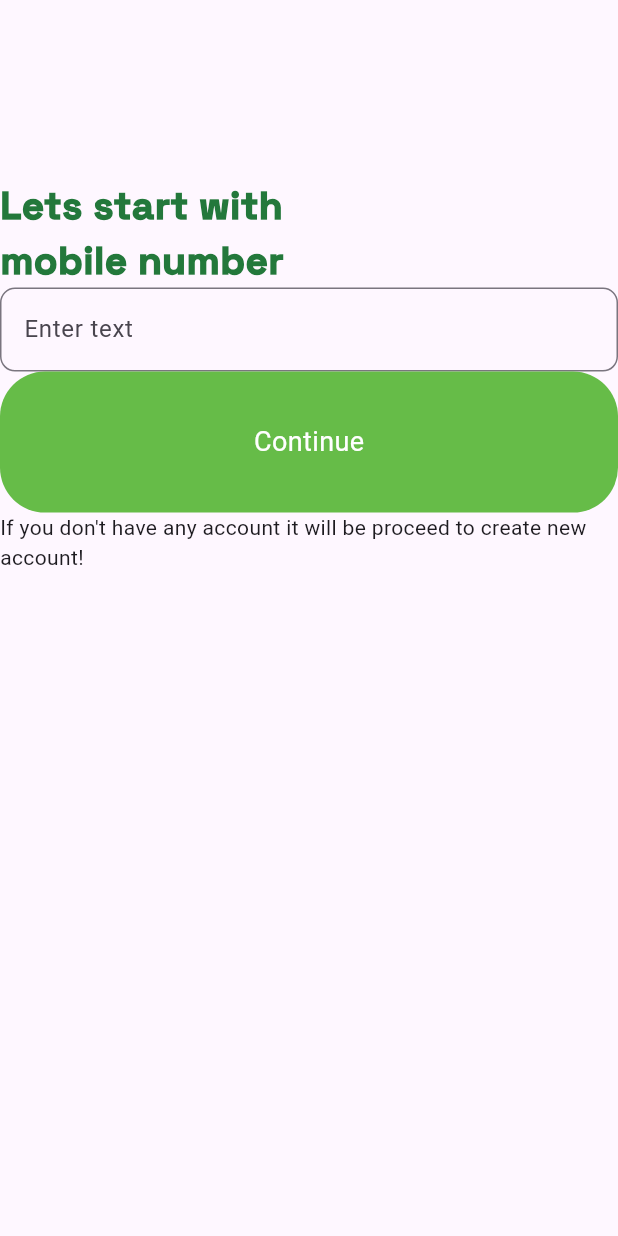
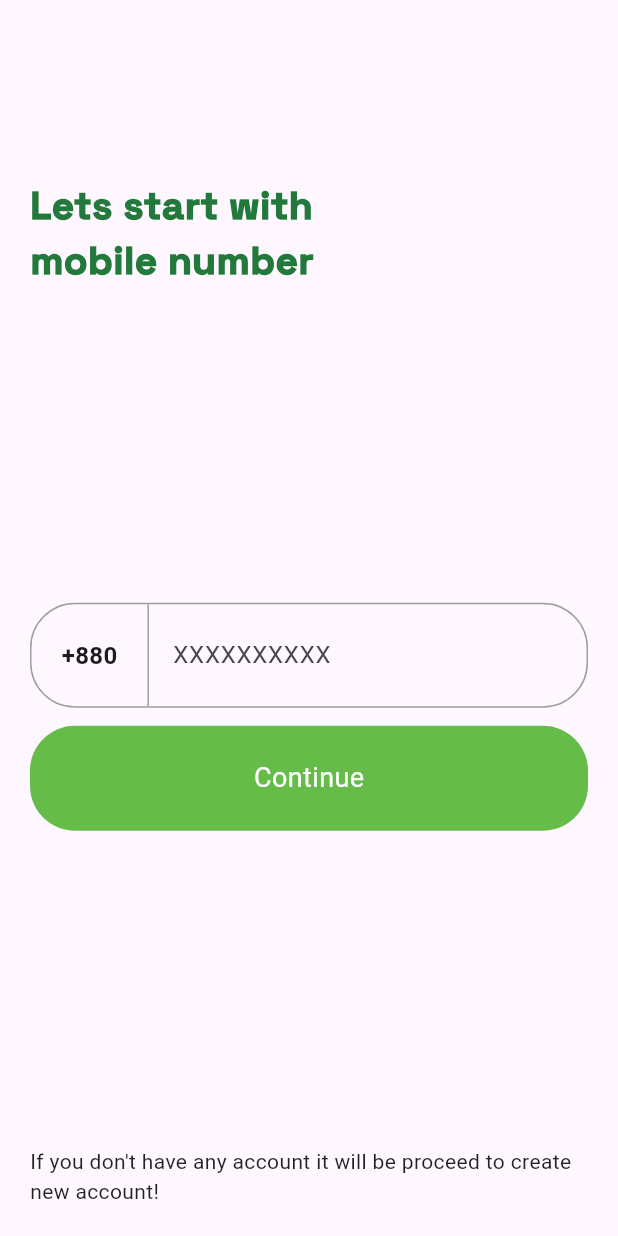
Before and after one commit to Rafid-tawhid/inova_app, a Flutter app: the screen it shows after launch, after a tap on "Continue with Login", on a phone screen of 412 x 824 dp. Run offline on Flutter 3.47's test engine with Material 2 defaults, Android fonts, the phone set to English and light mode, and no system bars; our stand-ins replace google_fonts, pinput.

Commit message:
3 page done

```diff
--- a/lib/screens/launcher_page.dart
+++ b/lib/screens/launcher_page.dart
@@ -3,7 +3,7 @@ import 'package:google_fonts/google_fonts.dart';
 import 'package:inova_app/constants.dart';
 
 import '../widgets/custom_button.dart';
-import '../widgets/otp_widgets.dart';
+import '../widgets/mobile_widgets.dart';
 
 class LauncherPage extends StatelessWidget {
   static const String routeName = '/';
@@ -24,13 +24,13 @@ class LauncherPage extends StatelessWidget {
               crossAxisAlignment: CrossAxisAlignment.start,
               children: [
                 SizedBox(
-                  height: MediaQuery.of(context).size.height / 7,
+                  height: MediaQuery.of(context).size.height / 8,
                 ),
                 Text(
                   'USE IT',
                   style: GoogleFonts.spaceGrotesk(
                     textStyle: const TextStyle(
-                        fontSize: 70,
+                        fontSize: 60,
                         height: 1,
                         color: myColors.green,
                         fontWeight: FontWeight.w900),
@@ -39,7 +39,7 @@ class LauncherPage extends StatelessWidget {
                 Text('AND',
                     style: GoogleFonts.spaceGrotesk(
                       textStyle: const TextStyle(
-                          fontSize: 70,
+                          fontSize: 60,
                           height: 1,
                           color: myColors.darkGreen,
                           fontWeight: FontWeight.w900),
@@ -47,7 +47,7 @@ class LauncherPage extends StatelessWidget {
                 Text('REPEAT!',
                     style: GoogleFonts.spaceGrotesk(
                       textStyle: const TextStyle(
-                          fontSize: 70,
+                          fontSize: 60,
                           height: 1,
                           color: myColors.green,
                           fontWeight: FontWeight.w900),
@@ -125,9 +125,10 @@ class LauncherPage extends StatelessWidget {
                   text: 'Continue with Login',
                   onTaps: () {
                     Navigator.push(context,
-                        MaterialPageRoute(builder: (context) => OtpWidgets()));
+                        MaterialPageRoute(builder: (context) => MobileNumberWidgets()));
                   },
-                )
+                ),
+                SizedBox(height: 20,)
               ],
             )
           ],
--- a/lib/widgets/custom_button.dart
+++ b/lib/widgets/custom_button.dart
@@ -16,9 +16,9 @@ class CustomGreenButton extends StatelessWidget {
       },
       child: Container(
         alignment: Alignment.center,
+        height: 70,
         decoration: BoxDecoration(
             color: myColors.green, borderRadius: BorderRadius.circular(30)),
-        padding: EdgeInsets.symmetric(vertical: 34),
         width: MediaQuery.of(context).size.width,
         child: Text(
           text,
--- /dev/null
+++ b/lib/widgets/mobile_widgets.dart
@@ -0,0 +1,93 @@
+import 'package:flutter/cupertino.dart';
+import 'package:flutter/material.dart';
+import 'package:google_fonts/google_fonts.dart';
+import 'package:inova_app/constants.dart';
+import 'package:inova_app/widgets/verify_widgets.dart';
+
+import 'custom_button.dart';
+
+class MobileNumberWidgets extends StatelessWidget {
+   MobileNumberWidgets({super.key});
+  final TextEditingController _controller = TextEditingController();
+  @override
+  Widget build(BuildContext context) {
+    return  Scaffold(
+      body: Padding(
+        padding: const EdgeInsets.symmetric(horizontal: 20.0),
+        child: Column(
+          crossAxisAlignment: CrossAxisAlignment.start,
+          mainAxisAlignment: MainAxisAlignment.spaceBetween,
+          children: [
+            Column(
+              mainAxisSize: MainAxisSize.min,
+              children: [
+                SizedBox(
+                  height: MediaQuery.of(context).size.height / 7,
+                ),
+                Text('Lets start with \nmobile number',style: GoogleFonts.spaceGrotesk(textStyle: TextStyle(color: myColors.darkGreen,fontSize: 26),fontWeight: FontWeight.w900)),
+              ],
+            ),
+            Column(
+              mainAxisSize: MainAxisSize.min,
+              children: [
+                Container(
+                  alignment: Alignment.center,
+                  height: 70,
+                  decoration: BoxDecoration(
+                    borderRadius: BorderRadius.circular(30),
+                    border: Border.all(
+                      color: Colors.grey,
+                      width: 1,
+                    ),
+                  ),
+                  child: Row(
+                    crossAxisAlignment: CrossAxisAlignment.center,
+                    children: [
+                      const Padding(
+                        padding: EdgeInsets.all(20.0),
+                        child: Text(
+                          '+880',
+                          style: TextStyle(fontSize: 16, fontWeight: FontWeight.bold),
+                        ),
+                      ),
+                      Container(
+                        width: 1,
+                        height: double.infinity,
+                        color: Colors.grey,
+                      ),
+                      Expanded(
+                        child: TextField(
+                          controller: _controller,
+                          keyboardType: TextInputType.number,
+                          decoration: const InputDecoration(
+                            hintText: 'XXXXXXXXXX',
+                            contentPadding: EdgeInsets.only(left: 16),
+                            border: InputBorder.none, // Remove the default border
+                            focusedBorder: InputBorder.none, // Remove the border when the TextField is focused
+                            enabledBorder: InputBorder.none, // Remove the border when the TextField is enabled
+                          ),
+                        ),
+                      ),
+                    ],
+                  ),
+                ),
+                SizedBox(height: 12,),
+                CustomGreenButton(
+                  text: 'Continue',
+                  onTaps: (){
+                    Navigator.push(context,
+                        MaterialPageRoute(builder: (context) => const VerifyMobile()));
+                  },
+                ),
+              ],
+            ),
+            Padding(
+              padding: const EdgeInsets.only(bottom: 20.0),
+              child: Text('If you don\'t have any account it will be proceed to create new account!',style: TextStyle(color: Colors.black87),),
+            )
+          ],
+        ),
+      ),
+    );
+  }
+}
--- a/pubspec.yaml
+++ b/pubspec.yaml
@@ -36,6 +36,7 @@ dependencies:
   # Use with the CupertinoIcons class for iOS style icons.
   cupertino_icons: ^1.0.2
   google_fonts: ^6.1.0
+  pinput: ^3.0.1
 
 dev_dependencies:
   flutter_test:
```
Also changed, not shown: lib/widgets/verify_widgets.dart (added, +80 -0 lines), pubspec.lock, 5 other files.
